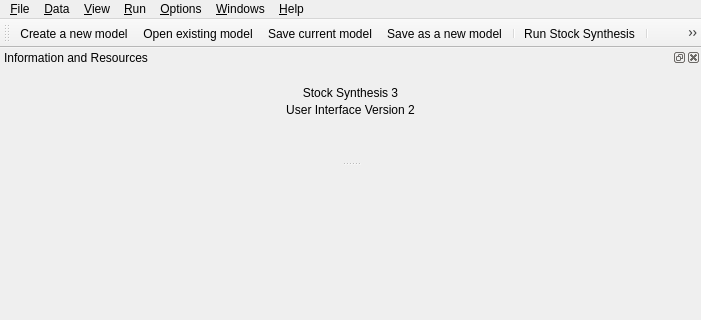
Above: src/mainwindow.ui from nmfs-ost/ss3-ssi before the change; both pictures show x 0 to 701 and y 0 to 320 of the 701 by 601 pixel window. Below: the same form after it.
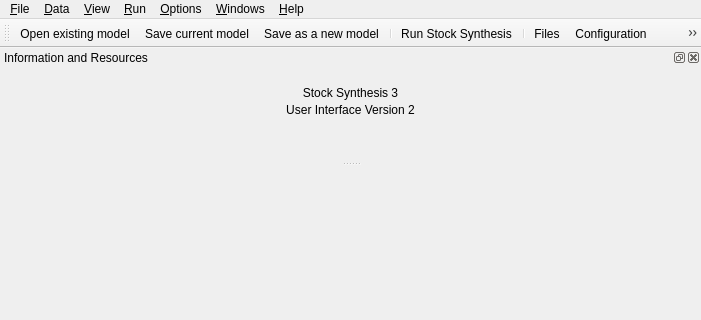
That is the form after the change. Icons and pictures are not drawn.

The edit to the form file:
```diff
--- a/src/mainwindow.ui
+++ b/src/mainwindow.ui
@@ -310,7 +310,6 @@
    <attribute name="toolBarBreak">
     <bool>false</bool>
    </attribute>
-   <addaction name="action_New"/>
    <addaction name="action_Open"/>
    <addaction name="action_Save_data"/>
    <addaction name="action_Save_As"/>
```
